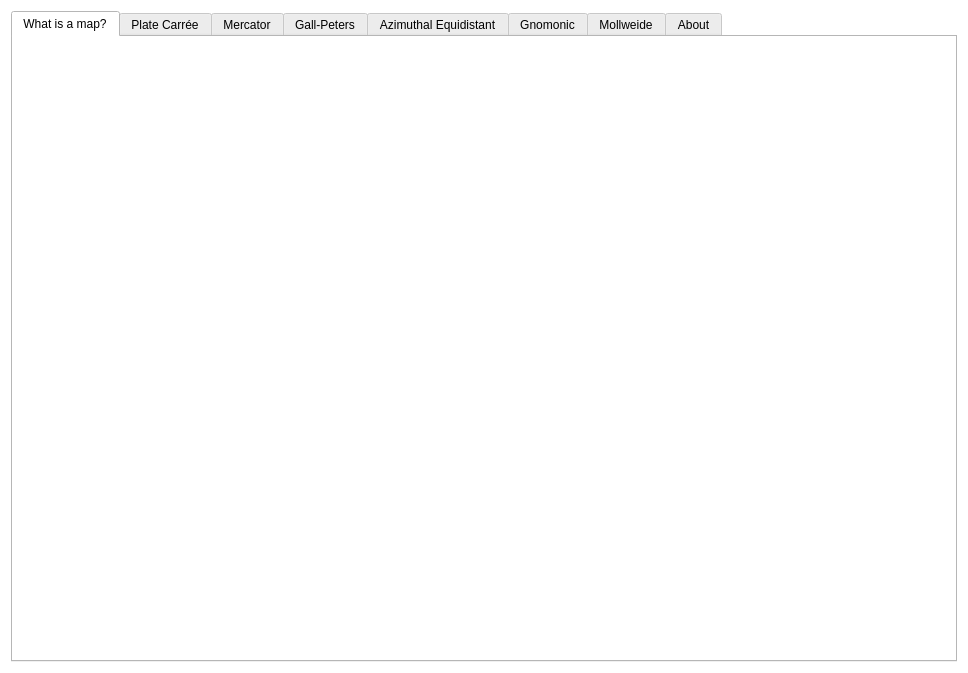
Above: Program/soe.ui from danielramosg/sphereofearth before the change. Below: the same form after it.
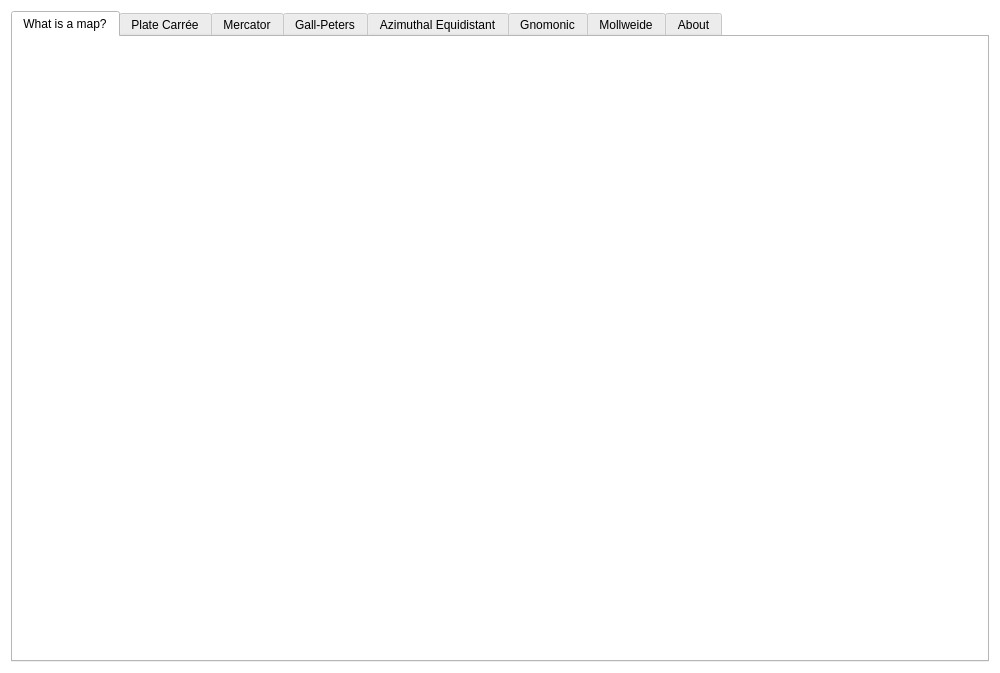
That is the form after the change. Icons and pictures are not drawn.

Commit message: Min width of Info tab fixed

The edit to the form file:
```diff
--- a/Program/soe.ui
+++ b/Program/soe.ui
@@ -6,10 +6,16 @@
    <rect>
     <x>0</x>
     <y>0</y>
-    <width>968</width>
+    <width>1000</width>
     <height>673</height>
    </rect>
   </property>
+  <property name="minimumSize">
+   <size>
+    <width>1000</width>
+    <height>0</height>
+   </size>
+  </property>
   <property name="palette">
    <palette>
     <active>
@@ -511,14 +517,14 @@
          <item row="0" column="1" rowspan="8">
           <widget class="QTextEdit" name="text_place">
            <property name="sizePolicy">
-            <sizepolicy hsizetype="Preferred" vsizetype="Expanding">
+            <sizepolicy hsizetype="Expanding" vsizetype="Expanding">
              <horstretch>0</horstretch>
              <verstretch>0</verstretch>
             </sizepolicy>
            </property>
            <property name="minimumSize">
             <size>
-             <width>500</width>
+             <width>600</width>
              <height>0</height>
             </size>
            </property>
```
The commit also changes 1 other file.
